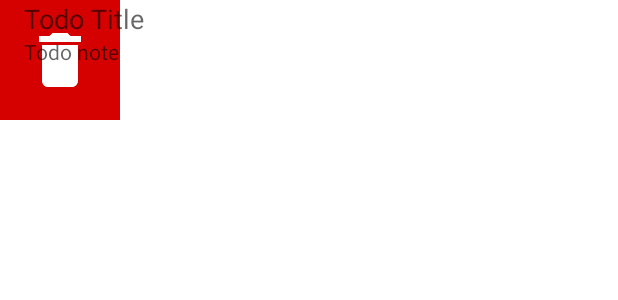
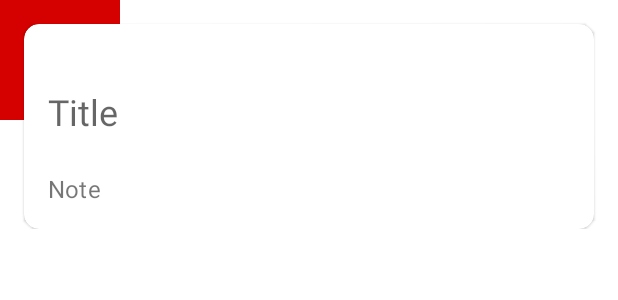
Before and after one commit to Azooz2014/Notey, an Android app: the layout list_note_item.xml on its own in the app's theme, with its tools: preview values and no code run, on a phone screen of 412 x 824 dp. Shown: the top 300 px of the screen. Run offline under Robolectric (Android 15) with nearby library versions, the phone set to English and light mode, and no system bars; plain views replace SwipeLayout.

Commit message:
Updated Note Lists UI to use Google's Material CardView.

```diff
--- a/app/src/main/java/io/blacketron/notey/Controllers/NoteListViewHolder.java
+++ b/app/src/main/java/io/blacketron/notey/Controllers/NoteListViewHolder.java
@@ -2,7 +2,7 @@ package io.blacketron.notey.Controllers;
 
 import android.content.Intent;
 import android.support.annotation.NonNull;
-import android.support.constraint.ConstraintLayout;
+import android.support.design.card.MaterialCardView;
 import android.support.v7.widget.RecyclerView;
 import android.view.View;
 import android.widget.TextView;
@@ -16,7 +16,7 @@ public class NoteListViewHolder extends RecyclerView.ViewHolder implements View.
 
     private TextView mTodoTitle;
     private TextView mTodoNote;
-    private ConstraintLayout mTodoContainer;
+    private MaterialCardView mTodoContainer;
 
     private Note mNote;
 
--- a/app/src/main/res/layout/fragment_note.xml
+++ b/app/src/main/res/layout/fragment_note.xml
@@ -23,7 +23,7 @@
             android:id="@+id/titleField"
             android:layout_width="match_parent"
             android:layout_height="wrap_content"
-            android:ems="10"
+            android:textAppearance="@style/TextAppearance.MaterialComponents.Headline5"
             android:inputType="textPersonName" />
 
     </android.support.design.widget.TextInputLayout>
@@ -78,7 +78,7 @@
             android:id="@+id/noteField"
             android:layout_width="match_parent"
             android:layout_height="match_parent"
-            android:ems="10"
+            android:textAppearance="@style/TextAppearance.MaterialComponents.Headline5"
             android:gravity="top"
             android:inputType="textMultiLine" />
 
--- a/app/src/main/res/layout/list_note_item.xml
+++ b/app/src/main/res/layout/list_note_item.xml
@@ -17,32 +17,60 @@
 
 
     <android.support.constraint.ConstraintLayout
+        android:layout_width="match_parent"
+        android:layout_height="wrap_content">
+
+        <android.support.design.card.MaterialCardView
             android:id="@+id/todo_container"
+            style="@style/Widget.MaterialComponents.CardView"
+            app:cardCornerRadius="10dp"
             android:layout_width="match_parent"
             android:layout_height="wrap_content"
-    android:clickable="true"
+            android:layout_marginStart="16dp"
+            android:layout_marginTop="16dp"
+            android:layout_marginEnd="16dp"
+            app:layout_constraintEnd_toEndOf="parent"
+            app:layout_constraintStart_toStartOf="parent"
+            app:layout_constraintTop_toTopOf="parent">
+
+            <android.support.constraint.ConstraintLayout
+                android:layout_width="match_parent"
+                android:layout_height="match_parent"
                 android:background="?attr/selectableItemBackground"
-    android:focusable="true">
+                >
 
                 <TextView
                     android:id="@+id/todo_title"
-        android:layout_width="0dp"
+                    android:layout_width="match_parent"
                     android:layout_height="wrap_content"
                     android:layout_marginStart="16dp"
-        android:hint="Todo Title"
+                    android:layout_marginTop="42dp"
+                    android:layout_marginEnd="16dp"
+                    android:hint="@string/txt_field_title"
                     android:textColor="@android:color/black"
-        android:textSize="18sp"
+                    android:textAppearance="@style/TextAppearance.MaterialComponents.Headline5"
+                    app:layout_constraintEnd_toEndOf="parent"
                     app:layout_constraintStart_toStartOf="parent"
                     app:layout_constraintTop_toTopOf="parent" />
 
                 <TextView
                     android:id="@+id/todo_note"
-        android:layout_width="0dp"
+                    android:layout_width="match_parent"
                     android:layout_height="wrap_content"
                     android:layout_marginStart="16dp"
-        android:hint="Todo note"
+                    android:layout_marginTop="24dp"
+                    android:layout_marginEnd="16dp"
+                    android:layout_marginBottom="16dp"
+                    android:alpha=".9"
+                    android:hint="@string/txt_field_notes"
+                    android:textAppearance="@style/TextAppearance.MaterialComponents.Subtitle1"
+                    app:layout_constraintBottom_toBottomOf="parent"
+                    app:layout_constraintEnd_toEndOf="parent"
                     app:layout_constraintStart_toStartOf="parent"
-        app:layout_constraintTop_toBottomOf="@+id/todo_title" />
+                    app:layout_constraintTop_toBottomOf="@id/todo_title" />
+            </android.support.constraint.ConstraintLayout>
+
+        </android.support.design.card.MaterialCardView>
 
     </android.support.constraint.ConstraintLayout>
 
--- a/app/src/main/res/values/strings.xml
+++ b/app/src/main/res/values/strings.xml
@@ -2,7 +2,7 @@
     <string name="app_name">Notey</string>
     <string name="img_description">Girl searching background</string>
     <string name="btn_txt_done">Save</string>
-    <string name="txt_field_notes">Notes</string>
+    <string name="txt_field_notes">Note</string>
     <string name="txt_field_title">Title</string>
     <string name="snackbar_error">Title or Note cannot be empty!</string>
     <string name="snackbar_pass">Todo Created</string>
```
Lines whose indentation alone changed are shown as unchanged.
